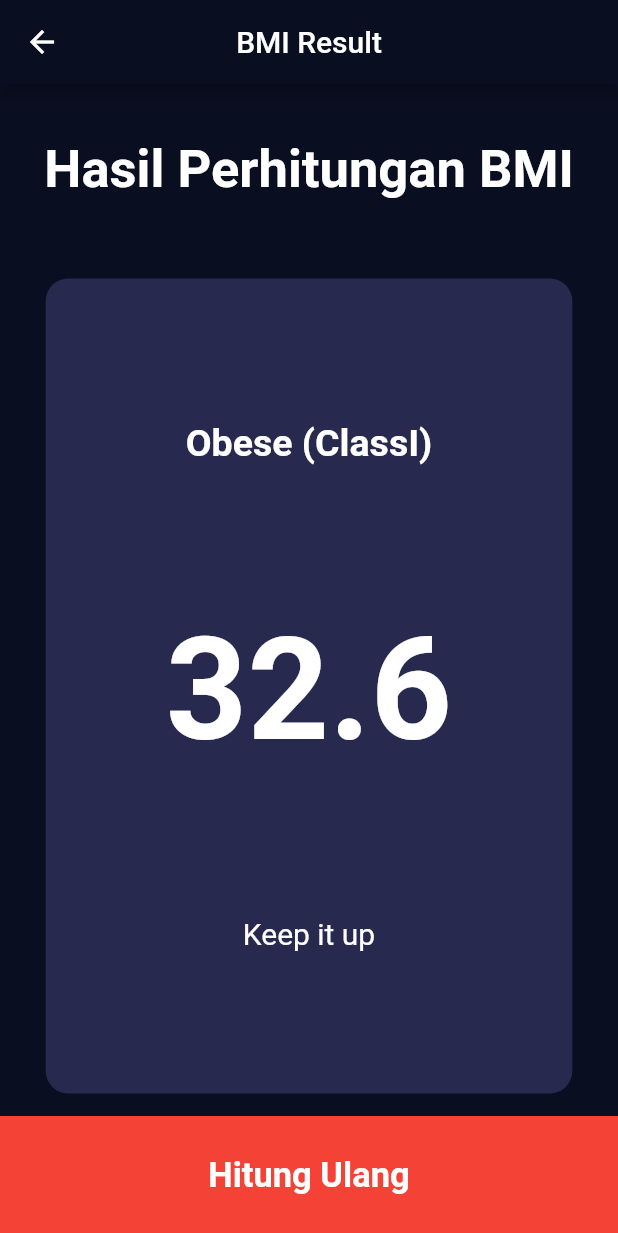
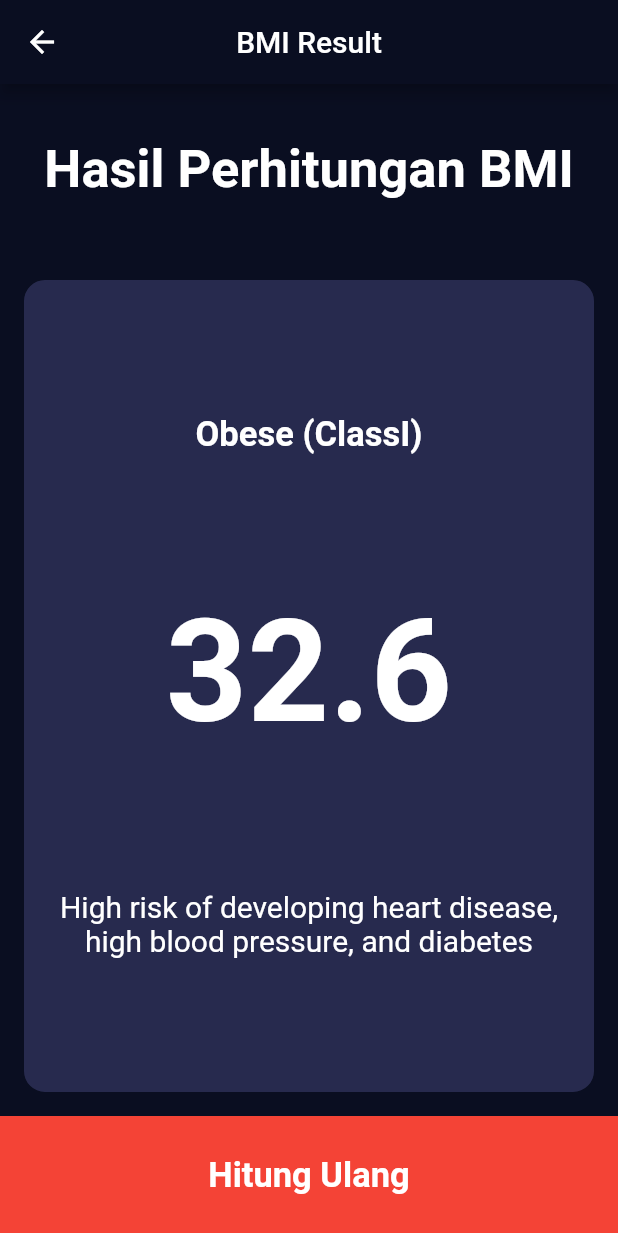
Before and after one commit to 3irham/bmi_calculator_app, a Flutter app: the screen it shows after launch, after a tap on the "add" icon, after a tap on the "remove" icon, after a tap on "Hitung BMI", on a phone screen of 412 x 824 dp. Shown: the top 1233 px of the screen. Run offline on Flutter 3.47's test engine with Material 2 defaults, Android fonts, the phone set to English and light mode, and no system bars.

Commit message:
Part 20 Finished

```diff
--- a/lib/constants/constant.dart
+++ b/lib/constants/constant.dart
@@ -1,6 +1,6 @@
 import 'package:flutter/material.dart';
 
-Color primaryColor = Color(0xff0a0E21);
+const Color primaryColor = Color(0xff0a0E21);
 TextStyle? labelTextStyle = const TextStyle(
   fontSize: 18,
   color: Color.fromARGB(255, 255, 255, 255),
@@ -12,11 +12,11 @@ TextStyle numberTextStyle = const TextStyle(
   color: Color.fromARGB(255, 255, 255, 255),
 );
 
-String underweightSevere = "Under weight (Severe thinness)";
-String underweightModerate = "Under weight (Moderate thinness)";
-String underweightMild = "Under weight (Mild thinness)";
-String normal = "Normal";
-String overweight = "Over weight";
-String obeseI = "Obese (ClassI)";
-String obeseII = "Obese (Class II)";
-String obeseIII = "Obese (Class III)";
+const String underweightSevere = "Under weight (Severe thinness)";
+const String underweightModerate = "Under weight (Moderate thinness)";
+const String underweightMild = "Under weight (Mild thinness)";
+const String normal = "Normal";
+const String overweight = "Over weight";
+const String obeseI = "Obese (ClassI)";
+const String obeseII = "Obese (Class II)";
+const String obeseIII = "Obese (Class III)";
--- a/lib/main.dart
+++ b/lib/main.dart
@@ -17,11 +17,11 @@ class MyApp extends StatelessWidget {
         scaffoldBackgroundColor: primaryColor,
         primaryColor: primaryColor,
         primarySwatch: Colors.blue,
-        appBarTheme: AppBarTheme(
+        appBarTheme: const AppBarTheme(
           backgroundColor: primaryColor,
         ),
       ),
-      home: BmiDataScreen(),
+      home: const BmiDataScreen(),
     );
   }
 }
--- a/lib/views/bmi_data_screen.dart
+++ b/lib/views/bmi_data_screen.dart
@@ -15,6 +15,7 @@ class _BmiDataScreenState extends State<BmiDataScreen> {
   int height = 125;
   int weight = 50;
   int age = 20;
+  String? gender;
 
   double calculateBmi() {
     double heightInMeter = height / 100;
@@ -34,16 +35,35 @@ class _BmiDataScreenState extends State<BmiDataScreen> {
         children: [
           Expanded(
             child: Row(
-              children: const [
+              children: [
                 Expanded(
-                  child: BMICard(
-                      child: GenderIconText(title: 'Male', icon: Icons.male)),
+                  child: GestureDetector(
+                    onTap: () {
+                      setState(() {
+                        gender = 'male';
+                      });
+                    },
+                    child: BMICard(
+                        borderColor:
+                            (gender == 'male') ? Colors.white : primaryColor,
+                        child: const GenderIconText(
+                            title: 'Male', icon: Icons.male)),
+                  ),
                 ),
                 Expanded(
-                  child: BMICard(
-                    child: GenderIconText(
-                      title: 'Female',
-                      icon: Icons.female,
+                  child: GestureDetector(
+                    onTap: () {
+                      setState(() {
+                        gender = 'female';
+                      });
+                    },
+                    child: BMICard(
+                      borderColor:
+                          (gender == 'female') ? Colors.white : primaryColor,
+                      child: const GenderIconText(
+                        title: 'Female',
+                        icon: Icons.female,
+                      ),
                     ),
                   ),
                 ),
@@ -117,16 +137,16 @@ class _BmiDataScreenState extends State<BmiDataScreen> {
                                   weight++;
                                 });
                               },
-                              child: const Icon(
-                                Icons.add,
-                                color: Colors.white,
-                              ),
                               shape: const CircleBorder(),
                               elevation: 0,
                               fillColor: const Color(0xff212747),
                               constraints: const BoxConstraints.tightFor(
                                 width: 56,
                                 height: 56,
+                              ),
+                              child: const Icon(
+                                Icons.add,
+                                color: Colors.white,
                               ),
                             ),
                             RawMaterialButton(
@@ -135,16 +155,16 @@ class _BmiDataScreenState extends State<BmiDataScreen> {
                                   weight--;
                                 });
                               },
-                              child: const Icon(
-                                Icons.remove,
-                                color: Colors.white,
-                              ),
                               shape: const CircleBorder(),
                               elevation: 0,
                               fillColor: const Color(0xff212747),
                               constraints: const BoxConstraints.tightFor(
                                 width: 56,
                                 height: 56,
+                              ),
+                              child: const Icon(
+                                Icons.remove,
+                                color: Colors.white,
                               ),
                             ),
                           ],
@@ -176,16 +196,16 @@ class _BmiDataScreenState extends State<BmiDataScreen> {
                                   age++;
                                 });
                               },
-                              child: const Icon(
-                                Icons.add,
-                                color: Colors.white,
-                              ),
                               shape: const CircleBorder(),
                               elevation: 0,
                               fillColor: const Color(0xff212747),
                               constraints: const BoxConstraints.tightFor(
                                 width: 56,
                                 height: 56,
+                              ),
+                              child: const Icon(
+                                Icons.add,
+                                color: Colors.white,
                               ),
                             ),
                             RawMaterialButton(
@@ -194,16 +214,16 @@ class _BmiDataScreenState extends State<BmiDataScreen> {
                                   age--;
                                 });
                               },
-                              child: const Icon(
-                                Icons.remove,
-                                color: Colors.white,
-                              ),
                               shape: const CircleBorder(),
                               elevation: 0,
                               fillColor: const Color(0xff212747),
                               constraints: const BoxConstraints.tightFor(
                                 width: 56,
                                 height: 56,
+                              ),
+                              child: const Icon(
+                                Icons.remove,
+                                color: Colors.white,
                               ),
                             ),
                           ],
@@ -217,7 +237,7 @@ class _BmiDataScreenState extends State<BmiDataScreen> {
           ),
           GestureDetector(
             onTap: () {
-              print(calculateBmi());
+              // print(calculateBmi());
               Navigator.push(
                 context,
                 MaterialPageRoute(
@@ -250,9 +270,11 @@ class BMICard extends StatelessWidget {
   const BMICard({
     Key? key,
     this.child,
+    this.borderColor = primaryColor,
   }) : super(key: key);
 
   final Widget? child;
+  final Color? borderColor;
 
   @override
   Widget build(BuildContext context) {
@@ -260,6 +282,7 @@ class BMICard extends StatelessWidget {
         decoration: BoxDecoration(
           color: const Color(0xff272A4E),
           borderRadius: BorderRadius.circular(15),
+          border: Border.all(color: borderColor!),
         ),
         margin: const EdgeInsets.all(15),
         child: child);
--- a/lib/views/bmi_result_screen.dart
+++ b/lib/views/bmi_result_screen.dart
@@ -6,7 +6,7 @@ class BmiResultScreen extends StatelessWidget {
   const BmiResultScreen({super.key, required this.bmi});
   final double bmi;
 
-  determineBmiCategory(double bmiValue) {
+  String determineBmiCategory(double bmiValue) {
     String category = '';
     if (bmiValue < 16.0) {
       category = underweightSevere;
@@ -28,8 +28,36 @@ class BmiResultScreen extends StatelessWidget {
     return category;
   }
 
+  String getHealRiskDescription(String categoryName) {
+    String desc = '';
+    switch (categoryName) {
+      case underweightSevere:
+      case underweightModerate:
+      case underweightMild:
+        desc = 'Possible nutritional deficiency and osteoporosis';
+        break;
+      case normal:
+        desc = 'Low risk (healthy range)';
+        break;
+      case overweight:
+        desc =
+            'Moderate risk of developing heart disease, high blood pressure, and diabetes';
+        break;
+      case obeseI:
+      case obeseII:
+      case obeseIII:
+        desc =
+            'High risk of developing heart disease, high blood pressure, and diabetes';
+        break;
+      default:
+    }
+    return desc;
+  }
+
   @override
   Widget build(BuildContext context) {
+    final String bmiCategory = determineBmiCategory(bmi);
+    final String bmiDescription = getHealRiskDescription(bmiCategory);
     return Scaffold(
       appBar: AppBar(
         title: const Text('BMI Result'),
@@ -51,18 +79,22 @@ class BmiResultScreen extends StatelessWidget {
           ),
           Expanded(
             flex: 5,
+            child: SizedBox(
+              width: double.infinity,
               child: BMICard(
                 child: Padding(
                   padding: const EdgeInsets.symmetric(
-                  horizontal: 80,
+                    horizontal: 20,
                   ),
                   child: Column(
                       mainAxisAlignment: MainAxisAlignment.spaceEvenly,
                       children: [
                         Text(
-                        determineBmiCategory(bmi),
+                          bmiCategory,
+                          textAlign: TextAlign.center,
+                          maxLines: 1,
                           style: const TextStyle(
-                          fontSize: 25,
+                            fontSize: 23,
                             fontWeight: FontWeight.bold,
                             color: Colors.white,
                           ),
@@ -75,15 +107,16 @@ class BmiResultScreen extends StatelessWidget {
                             color: Colors.white,
                           ),
                         ),
-                      const Text(
-                        'Keep it up',
+                        Text(
+                          bmiDescription,
                           textAlign: TextAlign.center,
-                        style: TextStyle(
+                          style: const TextStyle(
                             fontSize: 20,
                             color: Colors.white,
                           ),
                         ),
                       ]),
+                ),
               ),
             ),
           ),
```
Lines whose indentation alone changed are shown as unchanged.
